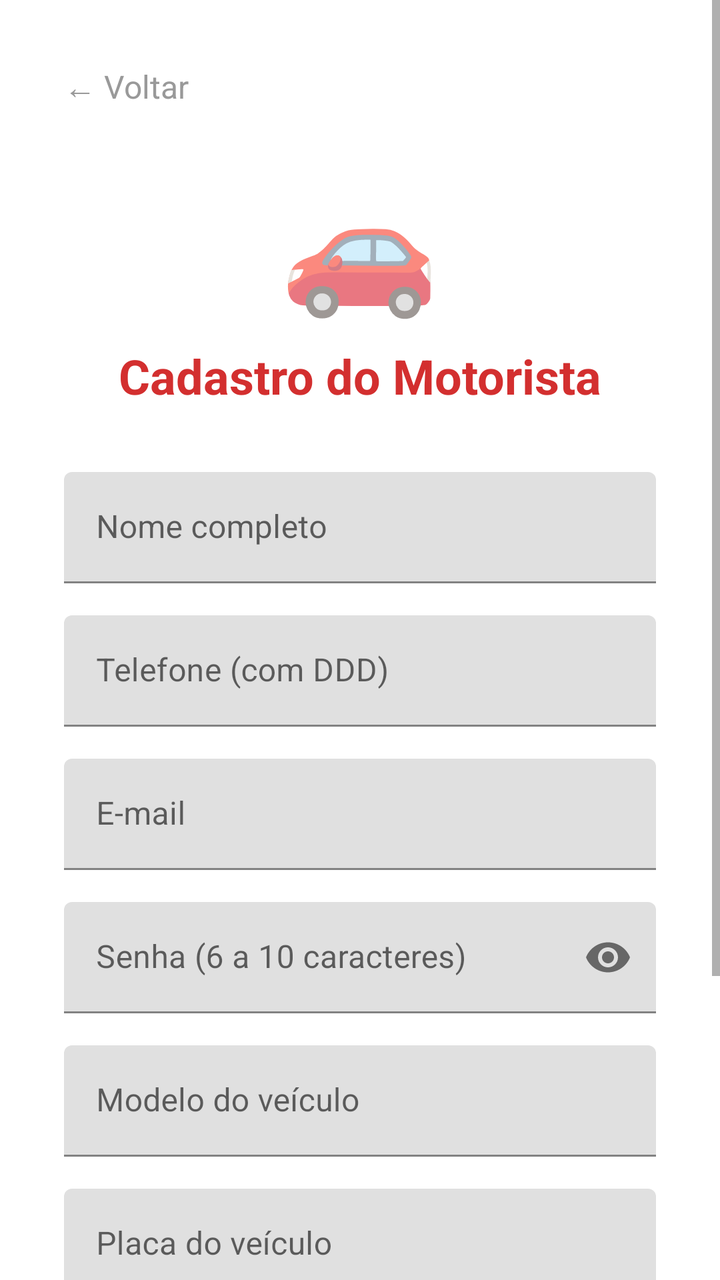
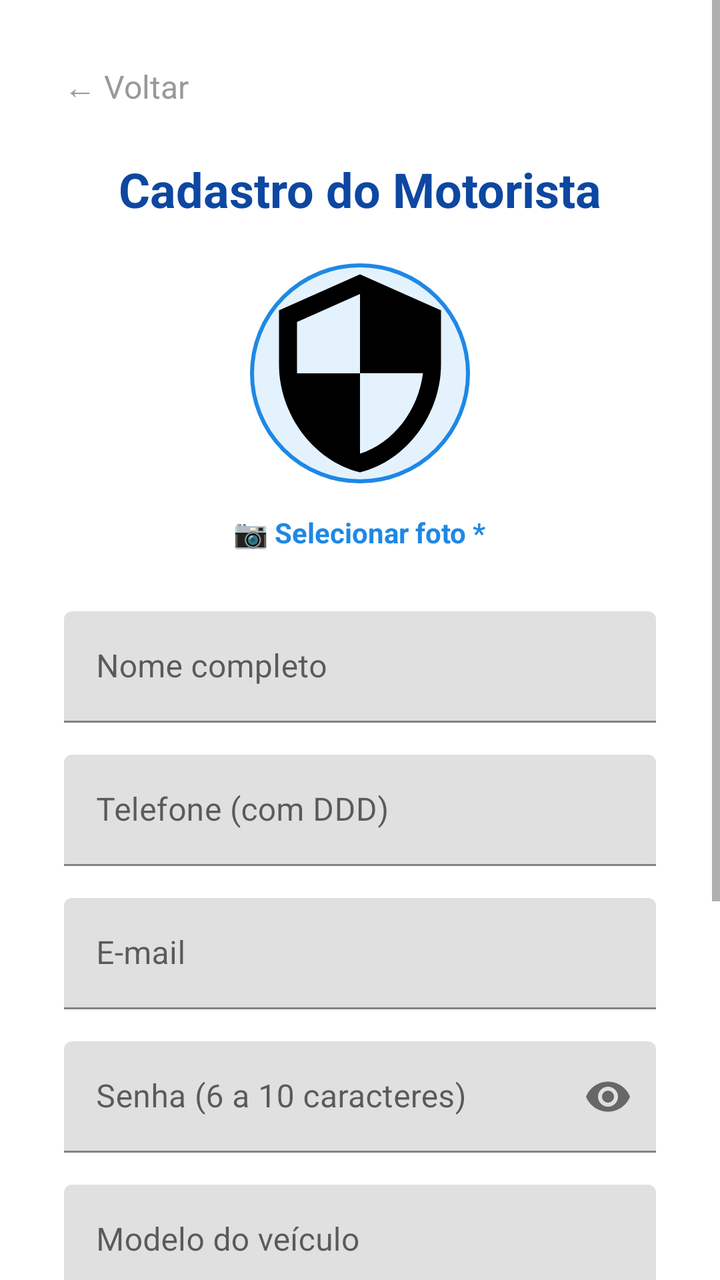

Compare the two renders of this Android layout. The source of the first and the diff that turns it into the second are given below.
<!-- AndroidManifest.xml: application theme Theme.MaterialComponents.Light.NoActionBar -->
<!-- res/layout/activity_cadastro_motorista.xml -->
<?xml version="1.0" encoding="utf-8"?>
<ScrollView xmlns:android="http://schemas.android.com/apk/res/android"
    xmlns:app="http://schemas.android.com/apk/res-auto"
    xmlns:tools="http://schemas.android.com/tools"
    android:layout_width="match_parent"
    android:layout_height="match_parent"
    android:background="@android:color/white"
    android:fillViewport="true">

    <LinearLayout
        android:layout_width="match_parent"
        android:layout_height="wrap_content"
        android:orientation="vertical"
        android:padding="32dp"
        android:paddingTop="48dp"
        tools:context=".CadastroMotoristaActivity">

        
        <TextView
            android:id="@+id/btnVoltar"
            android:layout_width="wrap_content"
            android:layout_height="wrap_content"
            android:text="← Voltar"
            android:textSize="16sp"
            android:textColor="#999999"
            android:clickable="true"
            android:focusable="true"
            android:background="?attr/selectableItemBackground"
            android:layout_marginBottom="24dp" />

        
        <LinearLayout
            android:layout_width="match_parent"
            android:layout_height="wrap_content"
            android:orientation="vertical"
            android:gravity="center_horizontal">

            <TextView
                android:layout_width="wrap_content"
                android:layout_height="wrap_content"
                android:text="🚗"
                android:textSize="64sp"
                android:layout_marginBottom="8dp" />

            <TextView
                android:layout_width="wrap_content"
                android:layout_height="wrap_content"
                android:text="Cadastro do Motorista"
                android:textSize="24sp"
                android:textStyle="bold"
                android:textColor="#D32F2F"
                android:layout_marginBottom="32dp" />

            
            <com.google.android.material.textfield.TextInputLayout
                android:layout_width="match_parent"
                android:layout_height="wrap_content"
                android:layout_marginBottom="16dp"
                app:hintEnabled="true">

                <com.google.android.material.textfield.TextInputEditText
                    android:id="@+id/edtNome"
                    android:layout_width="match_parent"
                    android:layout_height="wrap_content"
                    android:hint="Nome completo"
                    android:inputType="textCapWords|textPersonName"
                    android:maxLines="1" />
            </com.google.android.material.textfield.TextInputLayout>

            
            <com.google.android.material.textfield.TextInputLayout
                android:layout_width="match_parent"
                android:layout_height="wrap_content"
                android:layout_marginBottom="16dp"
                app:hintEnabled="true">

                <com.google.android.material.textfield.TextInputEditText
                    android:id="@+id/edtTelefone"
                    android:layout_width="match_parent"
                    android:layout_height="wrap_content"
                    android:hint="Telefone (com DDD)"
                    android:inputType="phone"
                    android:maxLines="1" />
            </com.google.android.material.textfield.TextInputLayout>

            
            <com.google.android.material.textfield.TextInputLayout
                android:layout_width="match_parent"
                android:layout_height="wrap_content"
                android:layout_marginBottom="16dp"
                app:hintEnabled="true">

                <com.google.android.material.textfield.TextInputEditText
                    android:id="@+id/edtEmail"
                    android:layout_width="match_parent"
                    android:layout_height="wrap_content"
                    android:hint="E-mail"
                    android:inputType="textEmailAddress"
                    android:maxLines="1" />
            </com.google.android.material.textfield.TextInputLayout>

            
            <com.google.android.material.textfield.TextInputLayout
                android:layout_width="match_parent"
                android:layout_height="wrap_content"
                android:layout_marginBottom="16dp"
                app:hintEnabled="true"
                app:passwordToggleEnabled="true">

                <com.google.android.material.textfield.TextInputEditText
                    android:id="@+id/edtSenha"
                    android:layout_width="match_parent"
                    android:layout_height="wrap_content"
                    android:hint="Senha (6 a 10 caracteres)"
                    android:inputType="textPassword"
                    android:maxLength="10"
                    android:maxLines="1" />
            </com.google.android.material.textfield.TextInputLayout>

            
            <com.google.android.material.textfield.TextInputLayout
                android:layout_width="match_parent"
                android:layout_height="wrap_content"
                android:layout_marginBottom="16dp"
                app:hintEnabled="true">

                <com.google.android.material.textfield.TextInputEditText
                    android:id="@+id/edtVeiculo"
                    android:layout_width="match_parent"
                    android:layout_height="wrap_content"
                    android:hint="Modelo do veículo"
                    android:inputType="textCapWords"
                    android:maxLines="1" />
            </com.google.android.material.textfield.TextInputLayout>

            
            <com.google.android.material.textfield.TextInputLayout
                android:layout_width="match_parent"
                android:layout_height="wrap_content"
                android:layout_marginBottom="16dp"
                app:hintEnabled="true">

                <com.google.android.material.textfield.TextInputEditText
                    android:id="@+id/edtPlaca"
                    android:layout_width="match_parent"
                    android:layout_height="wrap_content"
                    android:hint="Placa do veículo"
                    android:inputType="textCapCharacters"
                    android:maxLines="1" />
            </com.google.android.material.textfield.TextInputLayout>

            
            <com.google.android.material.textfield.TextInputLayout
                android:layout_width="match_parent"
                android:layout_height="wrap_content"
                android:layout_marginBottom="24dp"
                app:hintEnabled="true">

                <com.google.android.material.textfield.TextInputEditText
                    android:id="@+id/edtCor"
                    android:layout_width="match_parent"
                    android:layout_height="wrap_content"
                    android:hint="Cor do veículo"
                    android:inputType="textCapWords"
                    android:maxLines="1" />
            </com.google.android.material.textfield.TextInputLayout>

            
            <com.google.android.material.button.MaterialButton
                android:id="@+id/btnCadastrar"
                android:layout_width="match_parent"
                android:layout_height="wrap_content"
                android:padding="14dp"
                android:text="CADASTRAR"
                android:textSize="16sp"
                android:textColor="@android:color/white"
                android:backgroundTint="#2196F3"
                app:cornerRadius="12dp" />

        </LinearLayout>
    </LinearLayout>
</ScrollView>
<!-- resources referenced by this layout -->
<resources>

</resources>

<!-- the commit's change to res/layout/activity_cadastro_motorista.xml (unified diff, before → after) -->
@@ -36,20 +36,42 @@
             android:gravity="center_horizontal">
 
             <TextView
-                android:layout_width="wrap_content"
-                android:layout_height="wrap_content"
-                android:text="🚗"
-                android:textSize="64sp"
-                android:layout_marginBottom="8dp" />
-
-            <TextView
+                android:id="@+id/tvTituloCadastro"
                 android:layout_width="wrap_content"
                 android:layout_height="wrap_content"
                 android:text="Cadastro do Motorista"
                 android:textSize="24sp"
                 android:textStyle="bold"
-                android:textColor="#D32F2F"
-                android:layout_marginBottom="32dp" />
+                android:textColor="@color/motorista_azul_escuro"
+                android:layout_marginBottom="20dp" />
+
+            
+            <com.google.android.material.imageview.ShapeableImageView
+                android:id="@+id/ivFotoMotorista"
+                android:layout_width="112dp"
+                android:layout_height="112dp"
+                android:background="@color/motorista_azul_claro"
+                android:padding="2dp"
+                android:scaleType="centerCrop"
+                android:src="@drawable/ic_admin"
+                app:shapeAppearanceOverlay="@style/AdminLogoCircular"
+                app:strokeColor="@color/motorista_azul"
+                app:strokeWidth="2dp" />
+
+            <TextView
+                android:id="@+id/tvSelecionarFotoMotorista"
+                android:layout_width="wrap_content"
+                android:layout_height="wrap_content"
+                android:layout_marginTop="8dp"
+                android:layout_marginBottom="24dp"
+                android:background="?attr/selectableItemBackground"
+                android:clickable="true"
+                android:focusable="true"
+                android:padding="6dp"
+                android:text="📷 Selecionar foto *"
+                android:textColor="@color/motorista_azul"
+                android:textSize="14sp"
+                android:textStyle="bold" />
 
             
             <com.google.android.material.textfield.TextInputLayout
@@ -101,6 +123,7 @@
 
             
             <com.google.android.material.textfield.TextInputLayout
+                android:id="@+id/tilSenha"
                 android:layout_width="match_parent"
                 android:layout_height="wrap_content"
                 android:layout_marginBottom="16dp"
<!-- resource entries referenced after the edit -->
@@ -1,5 +1,21 @@
 <!-- resources referenced by this layout -->
 <resources>
-
+  <color name="motorista_azul">#1E88E5</color>
+  <color name="motorista_azul_claro">#E3F2FD</color>
+  <color name="motorista_azul_escuro">#0D47A1</color>
+  <!-- drawable ic_admin (drawable) -->
+  <vector xmlns:android="http://schemas.android.com/apk/res/android"
+      android:width="24dp"
+      android:height="24dp"
+      android:viewportWidth="24"
+      android:viewportHeight="24">
+      <path
+          android:fillColor="#FF000000"
+          android:pathData="M12,1L3,5v6c0,5.55 3.84,10.74 9,12 5.16,-1.26 9,-6.45 9,-12V5l-9,-4zM12,11.99h7c-0.53,4.12 -3.28,7.79 -7,8.94V12H5V6.3l7,-3.11v8.8z"/>
+  </vector>
+  <style name="AdminLogoCircular">
+          <item name="cornerFamily">rounded</item>
+          <item name="cornerSize">50%</item>
+      </style>
 </resources>
 
